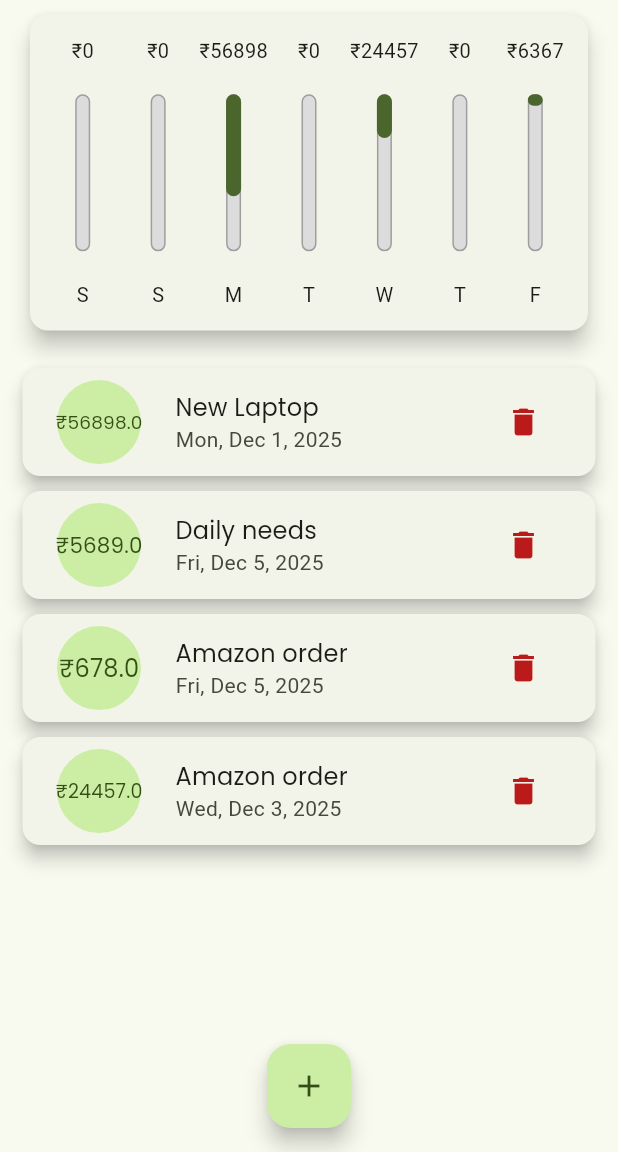
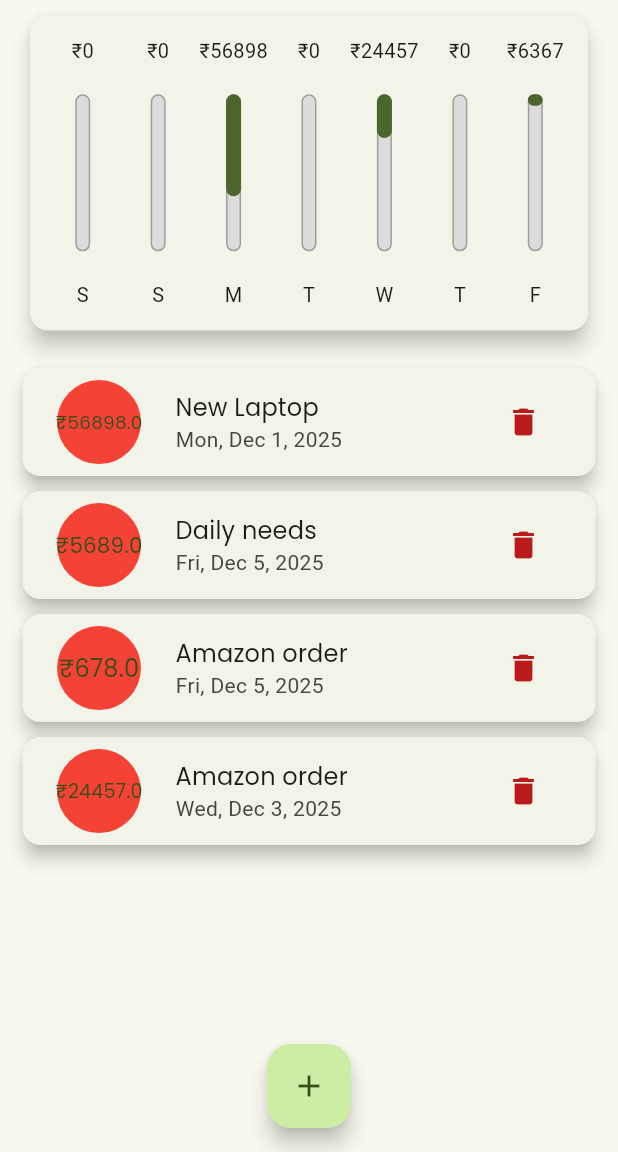
Before and after one commit to VISHALCHAND007/Expense-Tracker, a Flutter app: the screen it shows after launch, on a phone screen of 412 x 824 dp, the part 84-1236 px from its top. Run offline on Flutter 3.47's test engine with Material 3 defaults, Android fonts, the phone set to English and light mode, and no system bars.

Commit message:
Learned about widget and application lifecycle and also understood the problem when we are required the pass the widget key to another widget so that the widget key should be able to understand the difference between similar widgets based on key and not type only.

```diff
--- a/lib/main.dart
+++ b/lib/main.dart
@@ -46,7 +46,7 @@ class _MyHomePage extends StatefulWidget {
   State<_MyHomePage> createState() => _MyHomePageState();
 }
 
-class _MyHomePageState extends State<_MyHomePage> {
+class _MyHomePageState extends State<_MyHomePage> with WidgetsBindingObserver {
   //temporary data of transactions
   final List<Transaction> _transactions = [
     Transaction(
@@ -148,6 +148,24 @@ class _MyHomePageState extends State<_MyHomePage> {
   }
 
   @override
+  void initState() {
+    WidgetsBinding.instance.addObserver(this);
+    super.initState();
+  }
+
+  @override
+  void didChangeAppLifecycleState(AppLifecycleState state) {
+    print(state);
+    super.didChangeAppLifecycleState(state);
+  }
+
+  @override
+  void dispose() {
+    WidgetsBinding.instance.removeObserver(this);
+    super.dispose();
+  }
+
+  @override
   Widget build(BuildContext context) {
     final PreferredSizeWidget appBar = Platform.isAndroid
         ? AppBar(
--- a/lib/widgets/transaction_item.dart
+++ b/lib/widgets/transaction_item.dart
@@ -1,10 +1,12 @@
+import 'dart:math';
+
 import 'package:flutter/material.dart';
 
 import 'package:intl/intl.dart';
 
 import '../models/transaction.dart';
 
-class TransactionItem extends StatelessWidget {
+class TransactionItem extends StatefulWidget {
   final Transaction transaction;
   const TransactionItem({
     super.key,
@@ -15,29 +17,51 @@ class TransactionItem extends StatelessWidget {
   final Function(String id) deleteTransaction;
 
   @override
+  State<TransactionItem> createState() => _TransactionItemState();
+}
+
+class _TransactionItemState extends State<TransactionItem> {
+  late Color _bgColor;
+
+  @override
+  void initState() {
+    final bgColorsList = [
+      Colors.red,
+      Colors.amber,
+      Colors.blue,
+      Colors.tealAccent,
+      Colors.deepPurpleAccent,
+    ];
+    _bgColor = bgColorsList[Random().nextInt(bgColorsList.length)];
+    super.initState();
+  }
+
+  @override
   Widget build(BuildContext context) {
     return Card(
       elevation: 5,
       margin: const EdgeInsets.all(5),
       child: ListTile(
         leading: CircleAvatar(
+          backgroundColor: _bgColor,
           radius: 35,
           child: Padding(
             padding: const EdgeInsets.all(6),
             child: FittedBox(
               fit: BoxFit.fill,
-              child: Text("₹${transaction.amount.toStringAsFixed(1)}"),
+              child: Text("₹${widget.transaction.amount.toStringAsFixed(1)}"),
             ),
           ),
         ),
         title: Text(
-          transaction.title,
+          widget.transaction.title,
           style: Theme.of(context).textTheme.titleMedium,
         ),
-        subtitle: Text(DateFormat.yMMMEd().format(transaction.date)),
+        subtitle: Text(DateFormat.yMMMEd().format(widget.transaction.date)),
         trailing: MediaQuery.of(context).size.width > 460
             ? TextButton.icon(
-                onPressed: () => deleteTransaction(transaction.id),
+                onPressed: () =>
+                    widget.deleteTransaction(widget.transaction.id),
                 label: const Text("Delete"),
                 icon: const Icon(Icons.delete),
                 style: TextButton.styleFrom(
@@ -45,7 +69,8 @@ class TransactionItem extends StatelessWidget {
                 ),
               )
             : IconButton(
-                onPressed: () => deleteTransaction(transaction.id),
+                onPressed: () =>
+                    widget.deleteTransaction(widget.transaction.id),
                 icon: Icon(
                   Icons.delete,
                   color: Theme.of(context).colorScheme.error,
--- a/lib/widgets/transactions_list.dart
+++ b/lib/widgets/transactions_list.dart
@@ -21,16 +21,26 @@ class TransactionsList extends StatelessWidget {
       padding: const EdgeInsets.only(top: 10),
       child: transactions.isEmpty
           ? NoTransactions()
-          : ListView.builder(
-              // reverse: true,
-              itemCount: transactions.length,
-              itemBuilder: (context, ind) {
+          : ListView(
+              children: transactions.map((tx) {
                 return TransactionItem(
-                  transaction: transactions[ind],
+                  key: ValueKey(tx.id),
+                  transaction: tx,
                   deleteTransaction: deleteTransaction,
                 );
-              },
+              }).toList(),
             ),
+      // : ListView.builder(
+      //     // reverse: true,
+      //     itemCount: transactions.length,
+      //     itemBuilder: (context, ind) {
+      //       return TransactionItem(
+      //         key: ValueKey(transactions[ind].id),
+      //         transaction: transactions[ind],
+      //         deleteTransaction: deleteTransaction,
+      //       );
+      //     },
+      //   ),
     );
   }
 }
```
